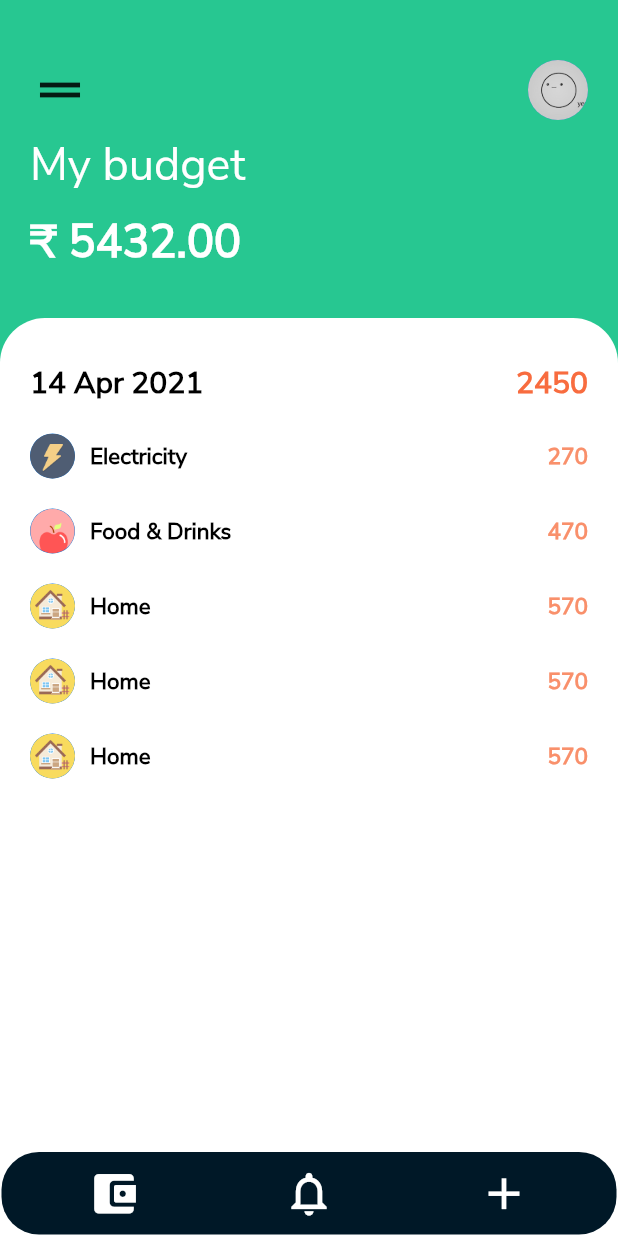
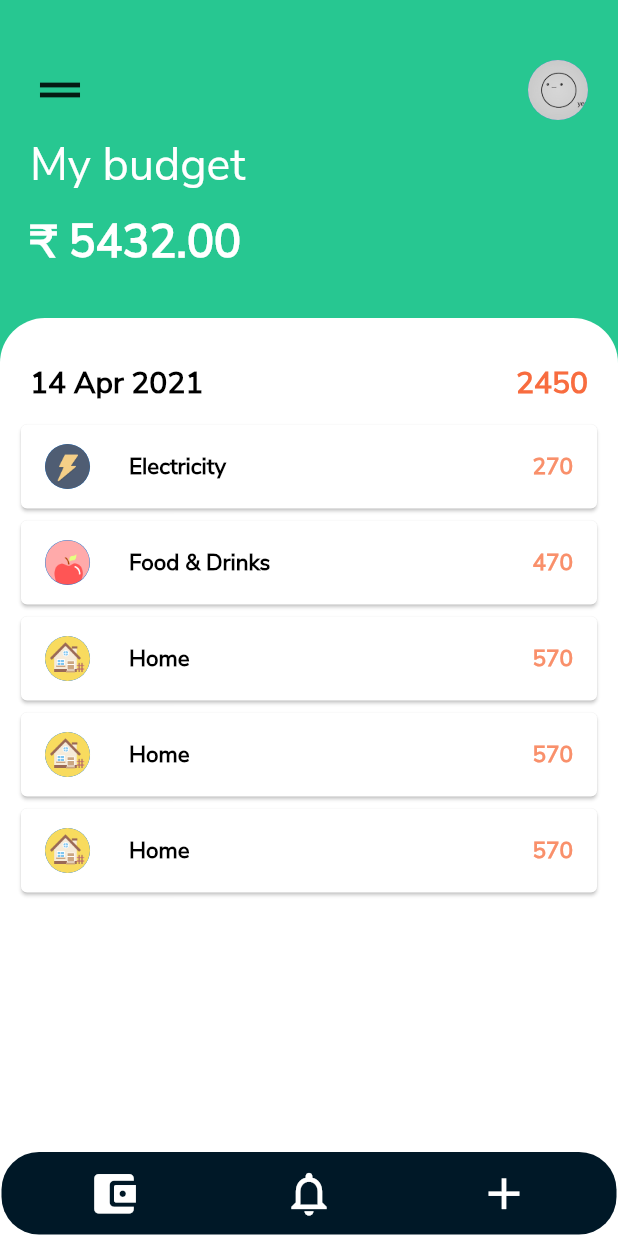
Before and after one commit to keertirajmalik/Pocket-Friend, a Flutter app: the screen it shows after launch, on a phone screen of 412 x 824 dp. Run offline on Flutter 3.47's test engine with Material 2 defaults, Android fonts, the phone set to English and light mode, and no system bars.

Commit message:
replaced the custom widget with card widget from flutter (#10)
Authored-by: Keertiraj Laxman Malik <KeertirajLaxmanMalik@fico.com>

```diff
--- a/lib/widgets/expense_list.dart
+++ b/lib/widgets/expense_list.dart
@@ -10,7 +10,7 @@ class ExpensesList extends StatelessWidget {
         padding: const EdgeInsets.all(10.0),
         itemBuilder: (context, index) {
           return Container(
-            padding: const EdgeInsets.all(10.0),
+            padding: const EdgeInsets.all(0.0),
             child: ExpenseTile(
               expense: ExpenseData().expenseAmount[index].expense,
               amount: ExpenseData().expenseAmount[index].amount,
--- a/lib/widgets/expense_tile.dart
+++ b/lib/widgets/expense_tile.dart
@@ -7,14 +7,16 @@ class ExpenseTile extends StatelessWidget {
   final String? amount;
   @override
   Widget build(BuildContext context) {
-    return Row(
+    return Card(
+      child: Column(
+        mainAxisSize: MainAxisSize.min,
         children: [
-        CircleAvatar(
+          ListTile(
+            leading: CircleAvatar(
               backgroundImage: AssetImage('assets/images/$expense.png'),
               radius: 15.0,
             ),
-        const SizedBox(width: 10.0),
-        Text(
+            title: Text(
               expense!,
               style: const TextStyle(
                 color: Colors.black,
@@ -22,8 +24,7 @@ class ExpenseTile extends StatelessWidget {
                 fontSize: 15.0,
               ),
             ),
-        const Spacer(),
-        Text(
+            trailing: Text(
               amount!,
               style: const TextStyle(
                 color: Color(0xfff9906b),
@@ -31,7 +32,9 @@ class ExpenseTile extends StatelessWidget {
                 fontSize: 15.0,
               ),
             ),
+          ),
         ],
+      ),
     );
   }
 }
```
Lines whose indentation alone changed are shown as unchanged.
